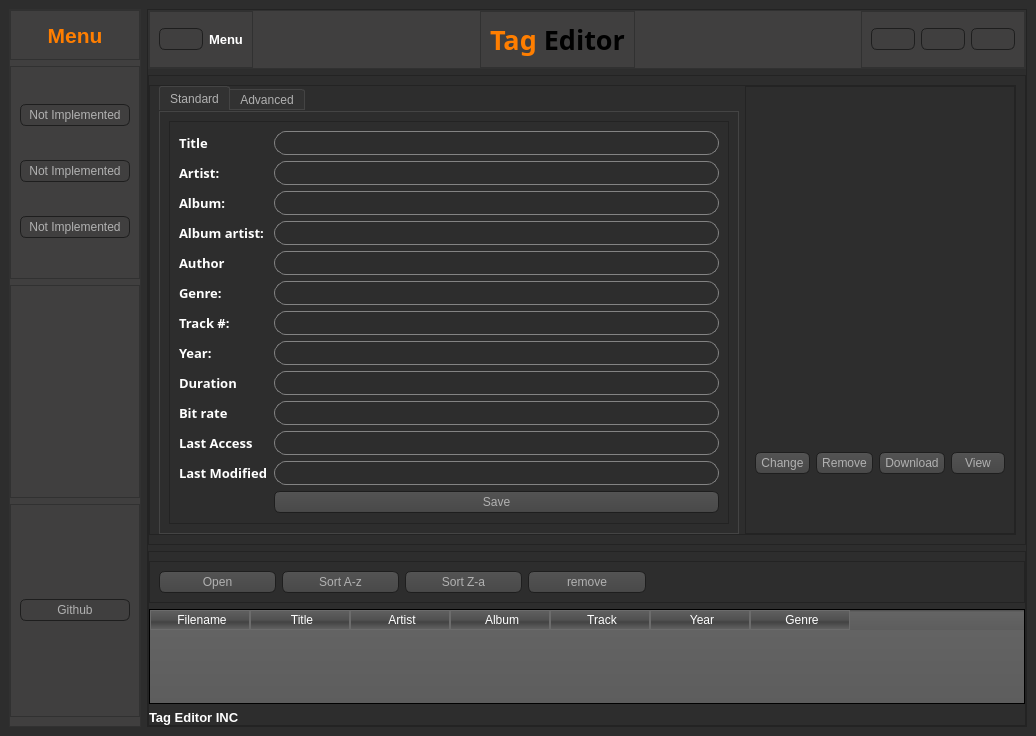
Ahm3dRN/TagEditor, file src/newui.ui: the form before one commit.
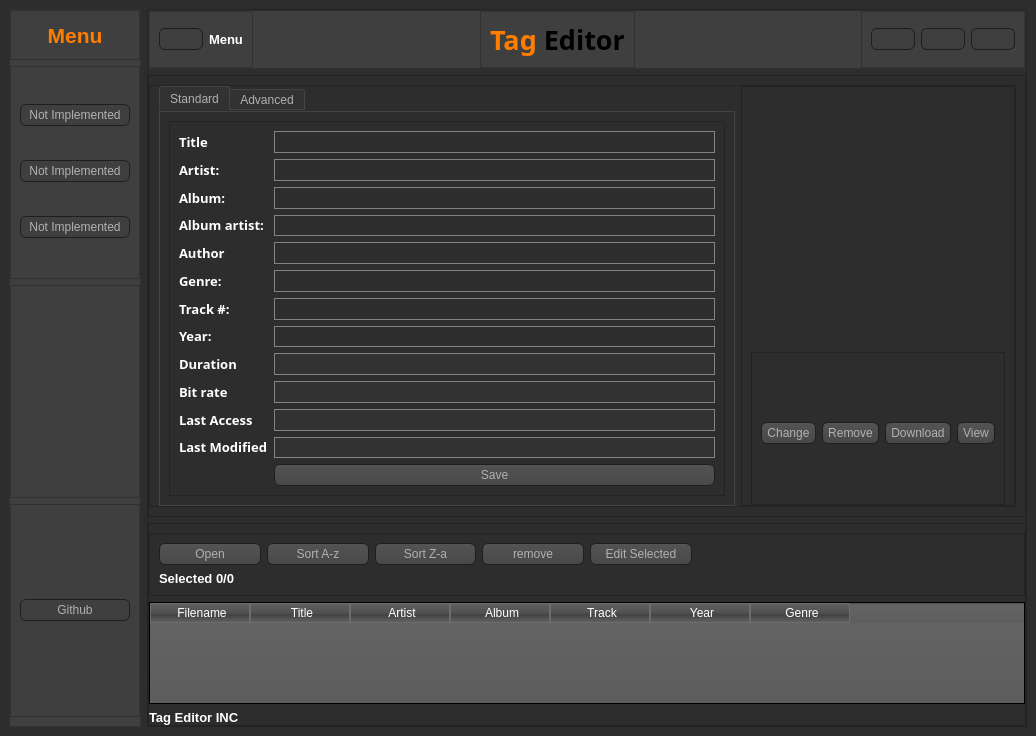
The form after the commit. Icons and pictures are not drawn.

Commit message: added:  -Drag and drop  -Bulk edit  -Bulk edit Interface  -Selection count track fixed:  -Bugs in Table remove  -Changed Table columns width

The edit to the form file:
```diff
--- a/src/newui.ui
+++ b/src/newui.ui
@@ -852,6 +852,12 @@
              </property>
              <item>
               <widget class="QTabWidget" name="tabWidget">
+               <property name="maximumSize">
+                <size>
+                 <width>600</width>
+                 <height>420</height>
+                </size>
+               </property>
                <property name="currentIndex">
                 <number>0</number>
                </property>
@@ -1033,6 +1039,9 @@
                     </item>
                     <item row="8" column="1">
                      <widget class="QLineEdit" name="duration_input">
+                      <property name="enabled">
+                       <bool>false</bool>
+                      </property>
                       <property name="autoFillBackground">
                        <bool>false</bool>
                       </property>
@@ -1058,6 +1067,9 @@
                     </item>
                     <item row="9" column="1">
                      <widget class="QLineEdit" name="bitrate_input">
+                      <property name="enabled">
+                       <bool>false</bool>
+                      </property>
                       <property name="readOnly">
                        <bool>true</bool>
                       </property>
@@ -1080,6 +1092,9 @@
                     </item>
                     <item row="10" column="1">
                      <widget class="QLineEdit" name="access_date_input">
+                      <property name="enabled">
+                       <bool>false</bool>
+                      </property>
                       <property name="autoFillBackground">
                        <bool>false</bool>
                       </property>
@@ -1105,6 +1120,9 @@
                     </item>
                     <item row="11" column="1">
                      <widget class="QLineEdit" name="modified_date_input">
+                      <property name="enabled">
+                       <bool>false</bool>
+                      </property>
                       <property name="autoFillBackground">
                        <bool>false</bool>
                       </property>
@@ -1172,9 +1190,19 @@
                 <layout class="QVBoxLayout" name="verticalLayout_7">
                  <item>
                   <layout class="QVBoxLayout" name="verticalLayout_10">
+                   <item>
+                    <widget class="QLabel" name="label_22">
+                     <property name="text">
+                      <string>Comments</string>
+                     </property>
+                    </widget>
+                   </item>
                    <item>
                     <layout class="QHBoxLayout" name="horizontalLayout_8"/>
                    </item>
+                   <item>
+                    <widget class="QTextEdit" name="comments_input"/>
+                   </item>
                    <item>
                     <widget class="QLabel" name="label_5">
                      <property name="text">
@@ -1198,7 +1226,7 @@
                </widget>
               </widget>
              </item>
-             <item>
+             <item alignment="Qt::AlignHCenter">
               <widget class="QFrame" name="frame_13">
                <property name="frameShape">
                 <enum>QFrame::StyledPanel</enum>
@@ -1207,7 +1235,10 @@
                 <enum>QFrame::Raised</enum>
                </property>
                <layout class="QVBoxLayout" name="verticalLayout_11">
-                <item>
+                <property name="bottomMargin">
+                 <number>0</number>
+                </property>
+                <item alignment="Qt::AlignHCenter|Qt::AlignBottom">
                  <widget class="QLabel" name="audio_cover">
                   <property name="minimumSize">
                    <size>
@@ -1236,6 +1267,24 @@
                  </widget>
                 </item>
                 <item>
+                 <widget class="QFrame" name="frame_17">
+                  <property name="maximumSize">
+                   <size>
+                    <width>520</width>
+                    <height>16777215</height>
+                   </size>
+                  </property>
+                  <property name="frameShape">
+                   <enum>QFrame::StyledPanel</enum>
+                  </property>
+                  <property name="frameShadow">
+                   <enum>QFrame::Raised</enum>
+                  </property>
+                  <layout class="QVBoxLayout" name="verticalLayout_12">
+                   <property name="bottomMargin">
+                    <number>0</number>
+                   </property>
+                   <item>
                  <layout class="QHBoxLayout" name="horizontalLayout_7">
                   <item>
                    <widget class="QPushButton" name="cover_change">
@@ -1292,6 +1341,9 @@
          </layout>
         </widget>
        </item>
+         </layout>
+        </widget>
+       </item>
        <item>
         <widget class="QFrame" name="frame_7">
          <property name="frameShape">
@@ -1319,18 +1371,7 @@
              <enum>QFrame::Raised</enum>
             </property>
             <layout class="QGridLayout" name="gridLayout">
-             <item row="0" column="2">
-              <widget class="QPushButton" name="sort_ds">
-               <property name="text">
-                <string>Sort Z-a</string>
-               </property>
-               <property name="icon">
-                <iconset resource="resources.qrc">
-                 <normaloff>:/panel/assets/alpha-sort-up.png</normaloff>:/panel/assets/alpha-sort-up.png</iconset>
-               </property>
-              </widget>
-             </item>
-             <item row="0" column="1">
+             <item row="1" column="1">
               <widget class="QPushButton" name="sort_as">
                <property name="text">
                 <string>Sort A-z</string>
@@ -1341,7 +1382,25 @@
                </property>
               </widget>
              </item>
-             <item row="0" column="0">
+             <item row="1" column="6">
+              <widget class="QLabel" name="label_17">
+               <property name="text">
+                <string/>
+               </property>
+              </widget>
+             </item>
+             <item row="1" column="4">
+              <widget class="QPushButton" name="bulk_edit">
+               <property name="text">
+                <string>Edit Selected</string>
+               </property>
+               <property name="icon">
+                <iconset resource="resources.qrc">
+                 <normaloff>:/panel/assets/edit.png</normaloff>:/panel/assets/edit.png</iconset>
+               </property>
+              </widget>
+             </item>
+             <item row="1" column="0">
               <widget class="QPushButton" name="open_new_file">
                <property name="minimumSize">
                 <size>
@@ -1363,14 +1422,32 @@
                </property>
               </widget>
              </item>
-             <item row="0" column="5">
-              <widget class="QLabel" name="label_17">
+             <item row="1" column="7">
+              <widget class="QLabel" name="label_18">
                <property name="text">
                 <string/>
                </property>
               </widget>
              </item>
-             <item row="0" column="3">
+             <item row="1" column="2">
+              <widget class="QPushButton" name="sort_ds">
+               <property name="text">
+                <string>Sort Z-a</string>
+               </property>
+               <property name="icon">
+                <iconset resource="resources.qrc">
+                 <normaloff>:/panel/assets/alpha-sort-up.png</normaloff>:/panel/assets/alpha-sort-up.png</iconset>
+               </property>
+              </widget>
+             </item>
+             <item row="1" column="5">
+              <widget class="QLabel" name="label_16">
+               <property name="text">
+                <string/>
+               </property>
+              </widget>
+             </item>
+             <item row="1" column="3">
               <widget class="QPushButton" name="remove">
                <property name="text">
                 <string>remove</string>
@@ -1381,17 +1458,10 @@
                </property>
               </widget>
              </item>
-             <item row="0" column="4">
-              <widget class="QLabel" name="label_16">
+             <item row="2" column="0">
+              <widget class="QLabel" name="selected_count">
                <property name="text">
-                <string/>
-               </property>
-              </widget>
-             </item>
-             <item row="0" column="6">
-              <widget class="QLabel" name="label_18">
-               <property name="text">
-                <string/>
+                <string>Selected 0/0</string>
                </property>
               </widget>
              </item>
@@ -1400,6 +1470,12 @@
           </item>
           <item>
            <widget class="QTableWidget" name="playlist_table">
+            <property name="sizeAdjustPolicy">
+             <enum>QAbstractScrollArea::AdjustIgnored</enum>
+            </property>
+            <property name="dragEnabled">
+             <bool>false</bool>
+            </property>
             <property name="rowCount">
              <number>0</number>
             </property>
```
Lines whose indentation alone changed are shown as unchanged. The commit also changes 3 other files.
